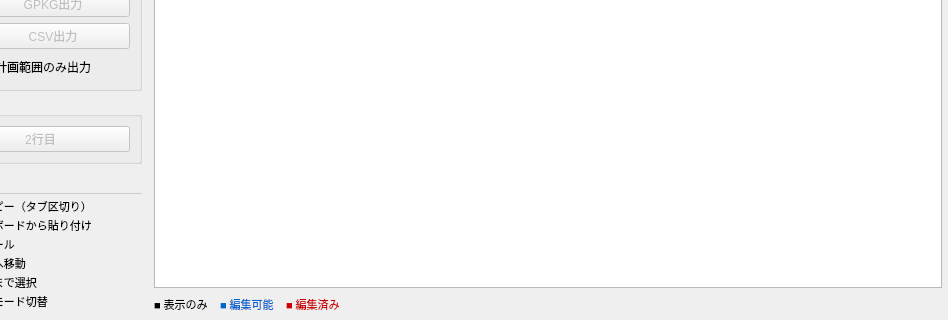
Old version of the form gpkg_editor_dockwidget_base.ui in the repository raw-slnc/gpkg_editor; both pictures show x 252 to 1200 and y 320 to 640 of the 1200 by 640 pixel window.
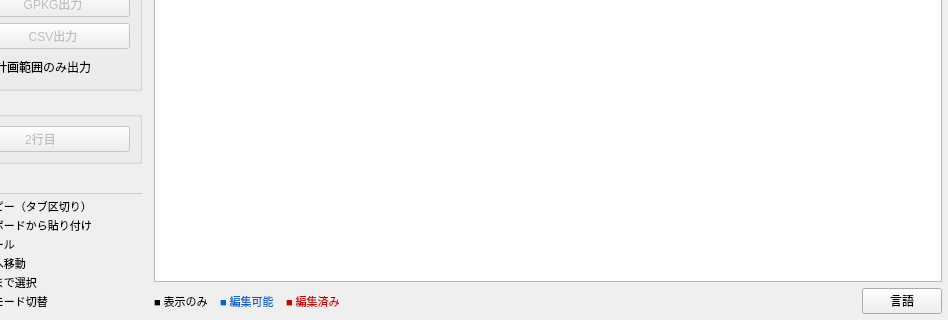
New version of the form.

```diff
--- a/gpkg_editor_dockwidget_base.ui
+++ b/gpkg_editor_dockwidget_base.ui
@@ -556,6 +556,13 @@
           </property>
          </spacer>
         </item>
+        <item>
+         <widget class="QPushButton" name="btnLanguage">
+          <property name="text">
+           <string>言語</string>
+          </property>
+         </widget>
+        </item>
        </layout>
       </item>
      </layout>
```
Left out of the diff: 40 changed lines with no effect on the pictures.
